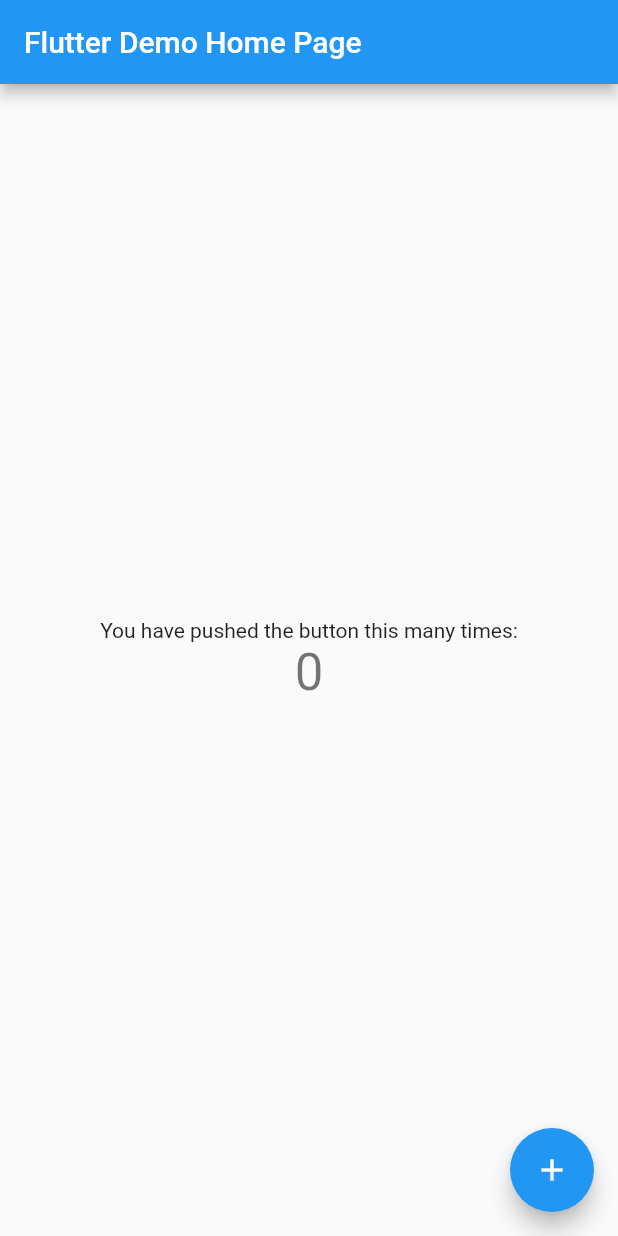
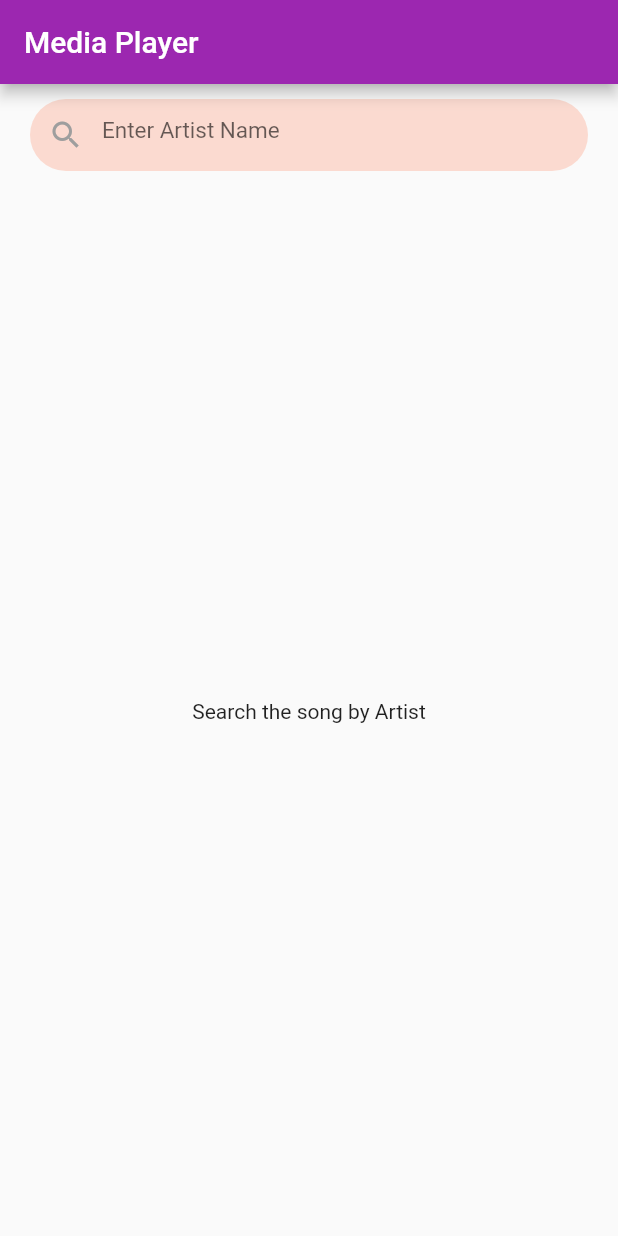
Before and after one commit to rafael-nicoleti-lab-impacta/modulo-mobile-flutter-mvvm, a Flutter app: the screen it shows after launch, on a phone screen of 412 x 824 dp. Run offline on Flutter 3.47's test engine with Material 2 defaults, Android fonts, the phone set to English and light mode, and no system bars.

Commit message:
Adicionado estrutura MVVM

```diff
--- a/appmusic/lib/main.dart
+++ b/appmusic/lib/main.dart
@@ -1,115 +1,35 @@
+import 'package:appmusic/view/screens/home_screen.dart';
+import 'package:appmusic/view_model/media_view_model.dart';
 import 'package:flutter/material.dart';
+import 'package:provider/provider.dart';
 
 void main() {
-  runApp(const MyApp());
+  WidgetsFlutterBinding.ensureInitialized();
+  runApp(MyApp());
 }
 
 class MyApp extends StatelessWidget {
-  const MyApp({Key? key}) : super(key: key);
+  // This widget is the root of your application.
 
-  // This widget is the root of your application.
   @override
   Widget build(BuildContext context) {
-    return MaterialApp(
-      title: 'Flutter Demo',
-      theme: ThemeData(
-        // This is the theme of your application.
-        //
-        // Try running your application with "flutter run". You'll see the
-        // application has a blue toolbar. Then, without quitting the app, try
-        // changing the primarySwatch below to Colors.green and then invoke
-        // "hot reload" (press "r" in the console where you ran "flutter run",
-        // or simply save your changes to "hot reload" in a Flutter IDE).
-        // Notice that the counter didn't reset back to zero; the application
-        // is not restarted.
-        primarySwatch: Colors.blue,
+    return MultiProvider(
+      providers: [
+        ChangeNotifierProvider.value(value: MediaViewModel()),
+      ],
+      child: MaterialApp(
+        debugShowCheckedModeBanner: false,
+        title: 'Media Player',
+        theme: ThemeData(
+          appBarTheme: AppBarTheme(),
+          primarySwatch: Colors.purple,
+          accentColor: Colors.deepOrange,
+        ),
+        initialRoute: '/',
+        routes: {
+          '/': (context) => HomeScreen(),
+        },
       ),
-      home: const MyHomePage(title: 'Flutter Demo Home Page'),
     );
   }
 }
-
-class MyHomePage extends StatefulWidget {
-  const MyHomePage({Key? key, required this.title}) : super(key: key);
-
-  // This widget is the home page of your application. It is stateful, meaning
-  // that it has a State object (defined below) that contains fields that affect
-  // how it looks.
-
-  // This class is the configuration for the state. It holds the values (in this
-  // case the title) provided by the parent (in this case the App widget) and
-  // used by the build method of the State. Fields in a Widget subclass are
-  // always marked "final".
-
-  final String title;
-
-  @override
-  State<MyHomePage> createState() => _MyHomePageState();
-}
-
-class _MyHomePageState extends State<MyHomePage> {
-  int _counter = 0;
-
-  void _incrementCounter() {
-    setState(() {
-      // This call to setState tells the Flutter framework that something has
-      // changed in this State, which causes it to rerun the build method below
-      // so that the display can reflect the updated values. If we changed
-      // _counter without calling setState(), then the build method would not be
-      // called again, and so nothing would appear to happen.
-      _counter++;
-    });
-  }
-
-  @override
-  Widget build(BuildContext context) {
-    // This method is rerun every time setState is called, for instance as done
-    // by the _incrementCounter method above.
-    //
-    // The Flutter framework has been optimized to make rerunning build methods
-    // fast, so that you can just rebuild anything that needs updating rather
-    // than having to individually change instances of widgets.
-    return Scaffold(
-      appBar: AppBar(
-        // Here we take the value from the MyHomePage object that was created by
-        // the App.build method, and use it to set our appbar title.
-        title: Text(widget.title),
-      ),
-      body: Center(
-        // Center is a layout widget. It takes a single child and positions it
-        // in the middle of the parent.
-        child: Column(
-          // Column is also a layout widget. It takes a list of children and
-          // arranges them vertically. By default, it sizes itself to fit its
-          // children horizontally, and tries to be as tall as its parent.
-          //
-          // Invoke "debug painting" (press "p" in the console, choose the
-          // "Toggle Debug Paint" action from the Flutter Inspector in Android
-          // Studio, or the "Toggle Debug Paint" command in Visual Studio Code)
-          // to see the wireframe for each widget.
-          //
-          // Column has various properties to control how it sizes itself and
-          // how it positions its children. Here we use mainAxisAlignment to
-          // center the children vertically; the main axis here is the vertical
-          // axis because Columns are vertical (the cross axis would be
-          // horizontal).
-          mainAxisAlignment: MainAxisAlignment.center,
-          children: <Widget>[
-            const Text(
-              'You have pushed the button this many times:',
-            ),
-            Text(
-              '$_counter',
-              style: Theme.of(context).textTheme.headline4,
-            ),
-          ],
-        ),
-      ),
-      floatingActionButton: FloatingActionButton(
-        onPressed: _incrementCounter,
-        tooltip: 'Increment',
-        child: const Icon(Icons.add),
-      ), // This trailing comma makes auto-formatting nicer for build methods.
-    );
-  }
-}
--- /dev/null
+++ b/appmusic/lib/model/media.dart
@@ -0,0 +1,25 @@
+class Media {
+  final String? artistName;
+  final String? collectionName;
+  final String? trackName;
+  final String? artworkUrl;
+  final String? previewUrl;
+
+  Media(
+      {this.artistName,
+        this.collectionName,
+        this.trackName,
+        this.artworkUrl,
+        this.previewUrl});
+
+
+  factory Media.fromJson(Map<String, dynamic> json) {
+    return Media(
+      artistName: json['artistName'] as String?,
+      collectionName: json['collectionName'] as String?,
+      trackName: json['trackName'] as String?,
+      artworkUrl: json['artworkUrl100'] as String?,
+      previewUrl: json['previewUrl'] as String?,
+    );
+  }
+}
--- /dev/null
+++ b/appmusic/lib/service/base_service.dart
@@ -0,0 +1,6 @@
+abstract class BaseService {
+  final String mediaBaseUrl = "https://itunes.apple.com/search?term=";
+
+  Future<dynamic> getResponse(String url);
+
+}
--- /dev/null
+++ b/appmusic/lib/service/media_service.dart
@@ -0,0 +1,15 @@
+import 'package:appmusic/model/media.dart';
+import 'package:appmusic/service/base_service.dart';
+import 'package:appmusic/service/service.dart';
+
+class MediaService {
+  BaseService _service = Service();
+
+  Future<List<Media>> fetchMediaList(String value) async {
+    dynamic response = await _service.getResponse(value);
+    final jsonData = response['results'] as List;
+    List<Media> mediaList =
+    jsonData.map((tagJson) => Media.fromJson(tagJson)).toList();
+    return mediaList;
+  }
+}
--- /dev/null
+++ b/appmusic/lib/utils/api_response.dart
@@ -0,0 +1,20 @@
+class ApiResponse<T> {
+  Status status;
+  T? data;
+  String? message;
+
+  ApiResponse.initial(this.message) : status = Status.INITIAL;
+
+  ApiResponse.loading(this.message) : status = Status.LOADING;
+
+  ApiResponse.completed(this.data) : status = Status.COMPLETED;
+
+  ApiResponse.error(this.message) : status = Status.ERROR;
+
+  @override
+  String toString() {
+    return "Status : $status \n Message : $message \n Data : $data";
+  }
+}
+
+enum Status { INITIAL, LOADING, COMPLETED, ERROR }
--- /dev/null
+++ b/appmusic/lib/view/screens/home_screen.dart
@@ -0,0 +1,114 @@
+import 'package:appmusic/model/media.dart';
+import 'package:appmusic/utils/api_response.dart';
+import 'package:appmusic/view/widgets/player_list_widget.dart';
+import 'package:appmusic/view_model/media_view_model.dart';
+import 'package:flutter/material.dart';
+
+import 'package:provider/provider.dart';
+
+class HomeScreen extends StatefulWidget {
+  @override
+  _HomeScreenState createState() => _HomeScreenState();
+}
+
+class _HomeScreenState extends State<HomeScreen> {
+
+
+  Widget getMediaWidget(BuildContext context, ApiResponse apiResponse) {
+    List<Media>? mediaList = apiResponse.data as List<Media>?;
+    switch (apiResponse.status) {
+      case Status.LOADING:
+        return Center(child: CircularProgressIndicator());
+      case Status.COMPLETED:
+        return Column(
+          mainAxisSize: MainAxisSize.min,
+          children: [
+            Expanded(
+              flex: 8,
+              child: PlayerListWidget(mediaList!, (Media media) {
+                Provider.of<MediaViewModel>(context, listen: false)
+                    .setSelectedMedia(media);
+              }),
+            ),
+            // Expanded(
+            //   flex: 2,
+            //   child: Align(
+            //     alignment: Alignment.bottomCenter,
+            //     child: PlayerWidget(
+            //       function: () {
+            //         setState(() {});
+            //       },
+            //     ),
+            //   ),
+            // ),
+          ],
+        );
+      case Status.ERROR:
+        return Center(
+          child: Text('Please try again latter!!!'),
+        );
+      case Status.INITIAL:
+      default:
+        return Center(
+          child: Text('Search the song by Artist'),
+        );
+    }
+  }
+
+  @override
+  Widget build(BuildContext context) {
+    final _inputController = TextEditingController();
+    ApiResponse apiResponse = Provider.of<MediaViewModel>(context).response;
+    return Scaffold(
+      appBar: AppBar(
+        title: Text('Media Player'),
+      ),
+      body: Column(
+        children: <Widget>[
+          Padding(
+            padding: const EdgeInsets.symmetric(vertical: 10.0),
+            child: Row(
+              children: <Widget>[
+                Expanded(
+                  child: Container(
+                    margin: EdgeInsets.symmetric(horizontal: 20.0),
+                    decoration: BoxDecoration(
+                      color: Theme.of(context).accentColor.withAlpha(50),
+                      borderRadius: BorderRadius.circular(30.0),
+                    ),
+                    child: TextField(
+                        style: TextStyle(
+                          fontSize: 15.0,
+                          color: Colors.grey,
+                        ),
+                        controller: _inputController,
+                        onChanged: (value) {},
+                        onSubmitted: (value) {
+                          if (value.isNotEmpty) {
+                            Provider.of<MediaViewModel>(context, listen: false)
+                                .setSelectedMedia(null);
+                            Provider.of<MediaViewModel>(context, listen: false)
+                                .fetchMediaData(value);
+                          }
+                        },
+                        decoration: InputDecoration(
+                          border: InputBorder.none,
+                          enabledBorder: InputBorder.none,
+                          focusedBorder: InputBorder.none,
+                          prefixIcon: Icon(
+                            Icons.search,
+                            color: Colors.grey,
+                          ),
+                          hintText: 'Enter Artist Name',
+                        )),
+                  ),
+                ),
+              ],
+            ),
+          ),
+          Expanded(child: getMediaWidget(context, apiResponse)),
+        ],
+      ),
+    );
+  }
+}
--- /dev/null
+++ b/appmusic/lib/view_model/media_view_model.dart
@@ -0,0 +1,39 @@
+import 'package:appmusic/service/media_service.dart';
+import 'package:flutter/cupertino.dart';
+
+import '../model/media.dart';
+import '../utils/api_response.dart';
+
+class MediaViewModel with ChangeNotifier {
+  ApiResponse _apiResponse = ApiResponse.initial('Empty data');
+
+  Media? _media;
+
+  ApiResponse get response {
+    return _apiResponse;
+  }
+
+  Media? get media {
+    return _media;
+  }
+
+  /// Call the media service and gets the data of requested media data of
+  /// an artist.
+  Future<void> fetchMediaData(String value) async {
+    _apiResponse = ApiResponse.loading('Fetching artist data');
+    notifyListeners();
+    try {
+      List<Media> mediaList = await MediaService().fetchMediaList(value);
+      _apiResponse = ApiResponse.completed(mediaList);
+    } catch (e) {
+      _apiResponse = ApiResponse.error(e.toString());
+      print(e);
+    }
+    notifyListeners();
+  }
+
+  void setSelectedMedia(Media? media) {
+    _media = media;
+    notifyListeners();
+  }
+}
--- a/appmusic/pubspec.yaml
+++ b/appmusic/pubspec.yaml
@@ -34,6 +34,9 @@ dependencies:
   # The following adds the Cupertino Icons font to your application.
   # Use with the CupertinoIcons class for iOS style icons.
   cupertino_icons: ^1.0.2
+  http: ^0.13.1
+  provider: ^5.0.0
+  audioplayers: ^0.18.2
 
 dev_dependencies:
   flutter_test:
```
Also changed, not shown: appmusic/lib/service/service.dart (added, +39 -0 lines), appmusic/lib/utils/app_exception.dart (added, +27 -0 lines), appmusic/lib/view/widgets/player_list_widget.dart (added, +111 -0 lines), appmusic/pubspec.lock, 1 other file.
